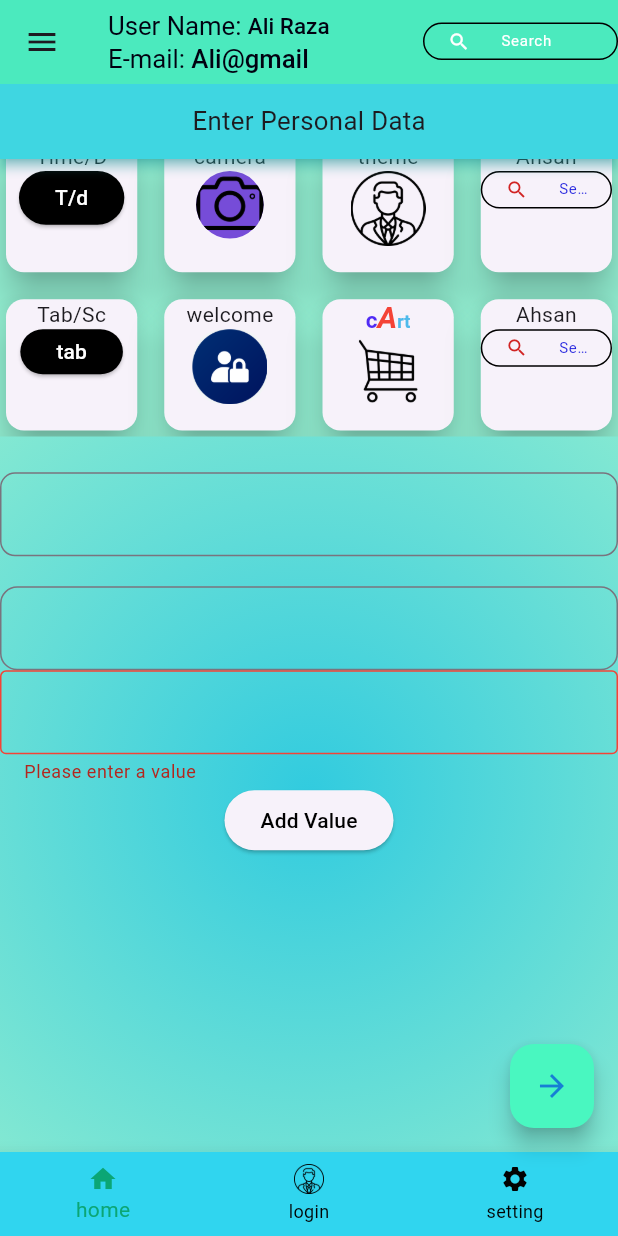
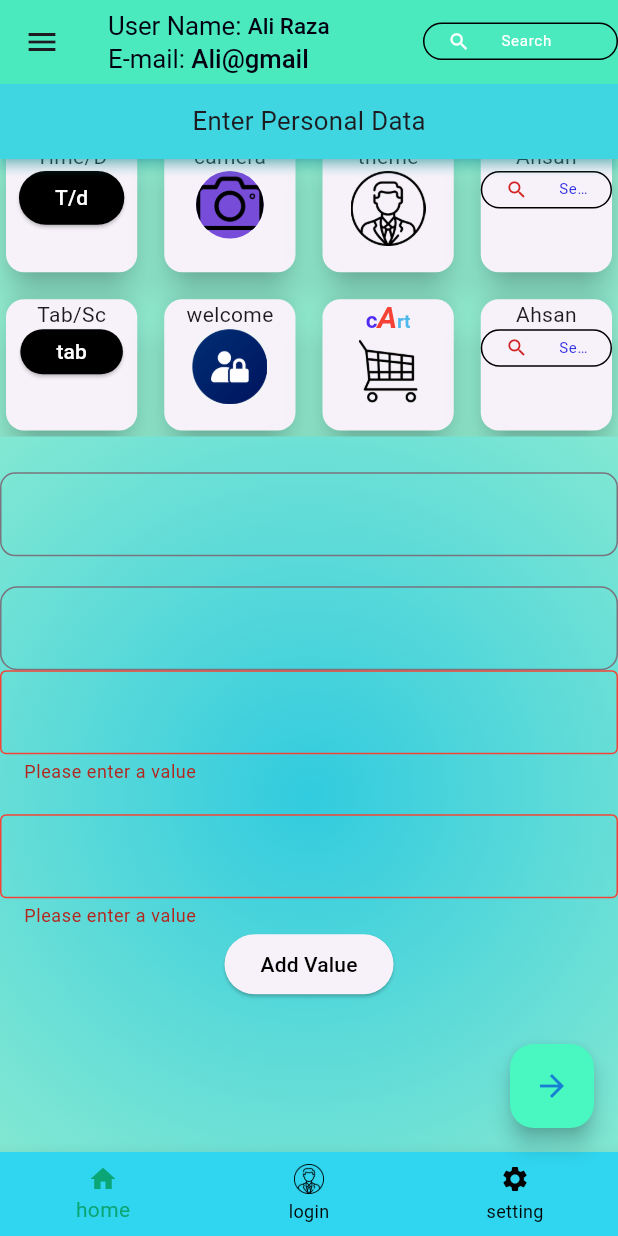
Before and after one commit to ALIRaza726/design, a Flutter app: the AppBarSc screen opened by its route, scrolled down 31 dp, after a tap on "Add Value", on a phone screen of 412 x 824 dp. Run offline on Flutter 3.47's test engine with Material 3 defaults, Android fonts, the phone set to English and light mode, and no system bars; our stand-ins replace awesome_dialog, flutter_screenutil, geolocator, get, google_fonts, google_maps_flutter and 4 more; missing offline and left inert: bottom_picker, circular_bottom_navigation, dart:ffi, syncfusion_flutter_barcodes, syncfusion_flutter_signaturepad.

Commit message:
Add Textformfield

```diff
--- a/lib/screen/app_bar.dart
+++ b/lib/screen/app_bar.dart
@@ -763,6 +763,31 @@ class _AppBarScState extends State<AppBarSc> {
                             border: OutlineInputBorder(
                                 borderRadius: BorderRadius.circular(10))),
                       ),
+
+                     SizedBox(height: 20),
+                      TextFormField(
+                        // Two digits after (.) value
+                         keyboardType: TextInputType.number,
+                         inputFormatters: [
+                        FilteringTextInputFormatter.allow(RegExp(r'^\d*\.?\d{0,2}')),
+                ],
+                        onFieldSubmitted: (value) {},
+                        controller: _textfieldController,
+                        validator: (value) {
+                          if (value == null || value.isEmpty) {
+                            return 'Please enter a value';
+                          }
+                          return null;
+                        },
+                        decoration: InputDecoration(
+                            errorBorder: const OutlineInputBorder(
+                                borderSide: BorderSide(color: Colors.red)),
+                            enabledBorder: OutlineInputBorder(
+                                borderRadius: BorderRadius.circular(10)),
+                            border: OutlineInputBorder(
+                                borderRadius: BorderRadius.circular(10))),
+                      ),
+
                       Center(
                         child: ElevatedButton(
                           onPressed: () {
```
